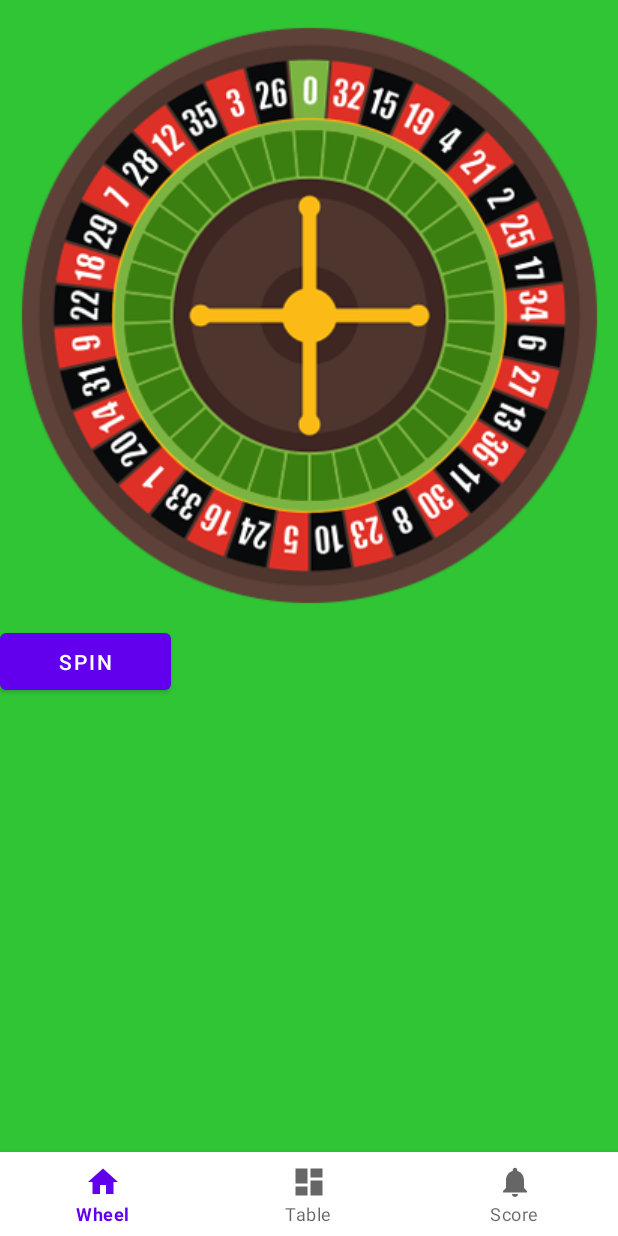
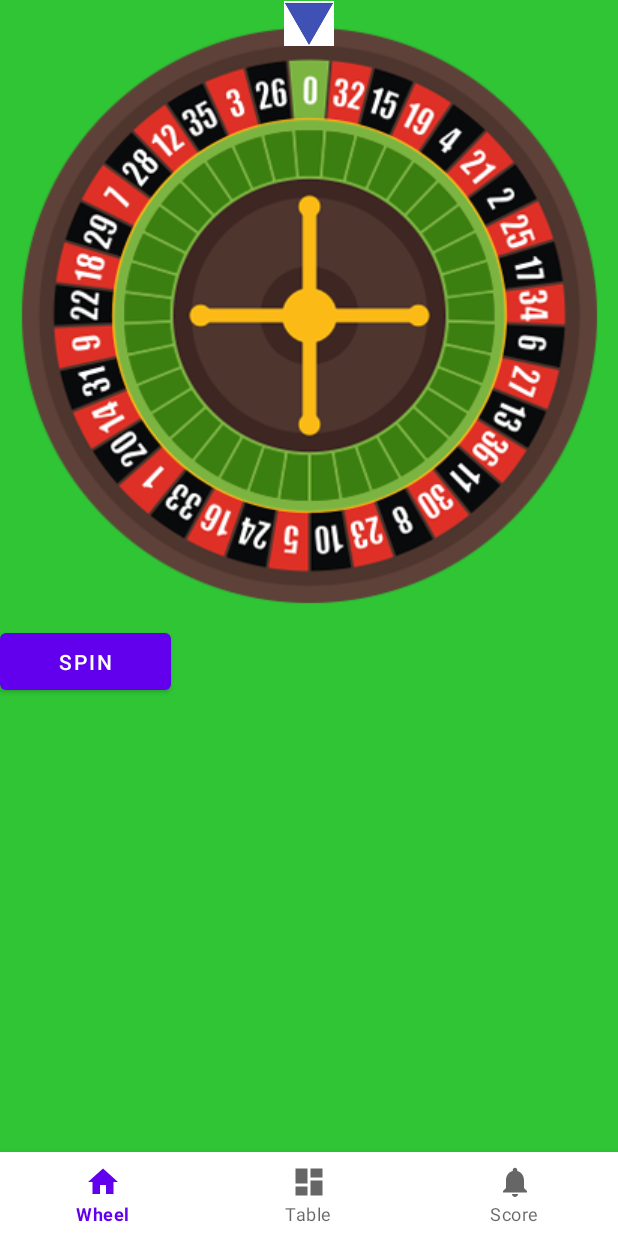
Before and after one commit to ivicatasic/Roulette-Android, an Android app: the screen it shows after launch (MainActivity), on a phone screen of 412 x 824 dp. Run offline under Robolectric (Android 15) with nearby library versions, the phone set to English and light mode, and no system bars; our stand-ins replace ButterKnife, navigation-ui.

Commit message:
"Add functionality"

```diff
--- a/app/src/main/java/com/example/roulette/ui/home/HomeFragment.java
+++ b/app/src/main/java/com/example/roulette/ui/home/HomeFragment.java
@@ -78,7 +78,7 @@ public class HomeFragment extends Fragment {
     TextView winBet;
     TextView black;
     TextView amount;
-    Timer timer = new Timer();
+
     // We create a Random instance to make our wheel spin randomly
     private static final Random RANDOM = new Random();
     private int degree = 0, degreeOld = 0;
@@ -138,7 +138,7 @@ public class HomeFragment extends Fragment {
         num19=root2.findViewById(R.id.num19);
         num20=root2.findViewById(R.id.num20);
 
-        timer = new Timer();
+
 
         return root;
     }
@@ -217,7 +217,7 @@ public class HomeFragment extends Fragment {
                 dashboardViewModel.setAmount(String.valueOf(amount1));
                 amount.setText(String.valueOf(amount1));
 
-              //  timer.schedule(new Timer1(),0,500);
+              clearBet();
 
             }
 
@@ -372,11 +372,7 @@ public class HomeFragment extends Fragment {
         return 0;
     }
 
-    public class Timer1 extends TimerTask {
-
-
-        @Override
-        public void run() {
+   public void clearBet(){
        dashboardViewModel.setBet("0");
        dashboardViewModel.setNum1("0");
        dashboardViewModel.setNum2("0");
@@ -421,7 +417,6 @@ public class HomeFragment extends Fragment {
        num19.setText("0");
        num20.setText("0");
    }
-    }
 
 
 
--- a/app/src/main/java/com/example/roulette/ui/notifications/NotificationsFragment.java
+++ b/app/src/main/java/com/example/roulette/ui/notifications/NotificationsFragment.java
@@ -49,8 +49,8 @@ public class NotificationsFragment extends Fragment {
         addScore.setOnClickListener(new View.OnClickListener() {
             @Override
             public void onClick(View v) {
-                Intent intent=new Intent(v.getContext(), AddScoreActivity.class);
-                v.getContext().startActivity(intent);
+                Intent intent=new Intent(getActivity(), AddScoreActivity.class);
+                startActivity(intent);
             }
         });
 
--- a/app/src/main/res/layout/fragment_home.xml
+++ b/app/src/main/res/layout/fragment_home.xml
@@ -47,5 +47,16 @@
         app:layout_constraintStart_toEndOf="@+id/spinBtn"
         app:layout_constraintTop_toBottomOf="@+id/wheel" />
 
+    <ImageView
+        android:id="@+id/triangle"
+        android:layout_width="33dp"
+        android:layout_height="31dp"
+        android:layout_above="@id/wheel"
+        android:layout_centerHorizontal="true"
+        app:layout_constraintEnd_toEndOf="parent"
+        app:layout_constraintStart_toStartOf="parent"
+        app:layout_constraintTop_toTopOf="parent"
+        app:srcCompat="@drawable/pointer" />
+
 
 </androidx.constraintlayout.widget.ConstraintLayout>
```
Also changed, not shown: app/src/main/res/drawable/pointer.png (added). Lines whose indentation alone changed are shown as unchanged.
